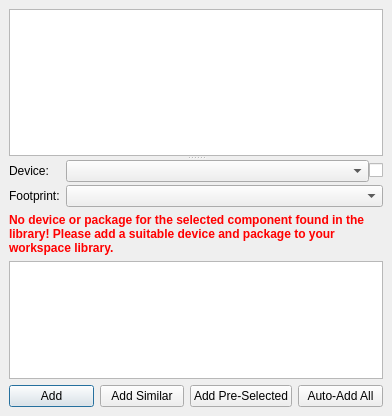
LibrePCB/LibrePCB, file libs/librepcb/editor/project/boardeditor/unplacedcomponentsdock.ui: the form before one commit.
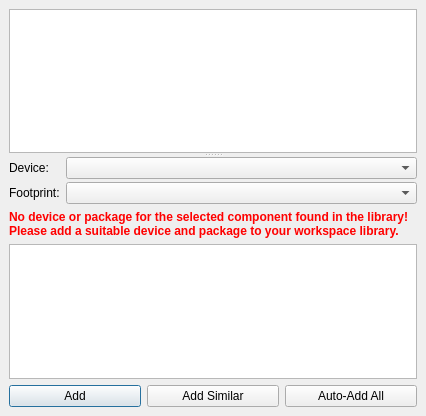
The form after the commit. Custom widgets are drawn as their Qt base class.

Patch:
```diff
--- a/libs/librepcb/editor/project/boardeditor/unplacedcomponentsdock.ui
+++ b/libs/librepcb/editor/project/boardeditor/unplacedcomponentsdock.ui
@@ -6,7 +6,7 @@
    <rect>
     <x>0</x>
     <y>0</y>
-    <width>392</width>
+    <width>426</width>
     <height>416</height>
    </rect>
   </property>
@@ -44,39 +44,19 @@
             </property>
            </widget>
           </item>
-          <item row="2" column="0">
+          <item row="0" column="1">
+           <widget class="QComboBox" name="cbxSelectedDevice"/>
+          </item>
+          <item row="1" column="0">
            <widget class="QLabel" name="label_2">
             <property name="text">
              <string>Footprint:</string>
             </property>
            </widget>
           </item>
-          <item row="2" column="1">
+          <item row="1" column="1">
            <widget class="QComboBox" name="cbxSelectedFootprint"/>
           </item>
-          <item row="0" column="1">
-           <layout class="QHBoxLayout" name="horizontalLayout_2">
-            <item>
-             <widget class="QComboBox" name="cbxSelectedDevice"/>
-            </item>
-            <item>
-             <widget class="QCheckBox" name="cbxIsDefaultDevice">
-              <property name="sizePolicy">
-               <sizepolicy hsizetype="Fixed" vsizetype="Fixed">
-                <horstretch>0</horstretch>
-                <verstretch>0</verstretch>
-               </sizepolicy>
-              </property>
-              <property name="toolTip">
-               <string>Set/unset as default device for the component in schematic.</string>
-              </property>
-              <property name="tristate">
-               <bool>true</bool>
-              </property>
-             </widget>
-            </item>
-           </layout>
-          </item>
          </layout>
         </item>
         <item>
@@ -145,16 +125,6 @@
             </property>
            </widget>
           </item>
-          <item>
-           <widget class="QPushButton" name="btnAddPreSelected">
-            <property name="toolTip">
-             <string>Add all components with pre-selected device to the board.</string>
-            </property>
-            <property name="text">
-             <string>Add Pre-Selected</string>
-            </property>
-           </widget>
-          </item>
           <item>
            <widget class="QPushButton" name="btnAddAll">
             <property name="toolTip">
```
